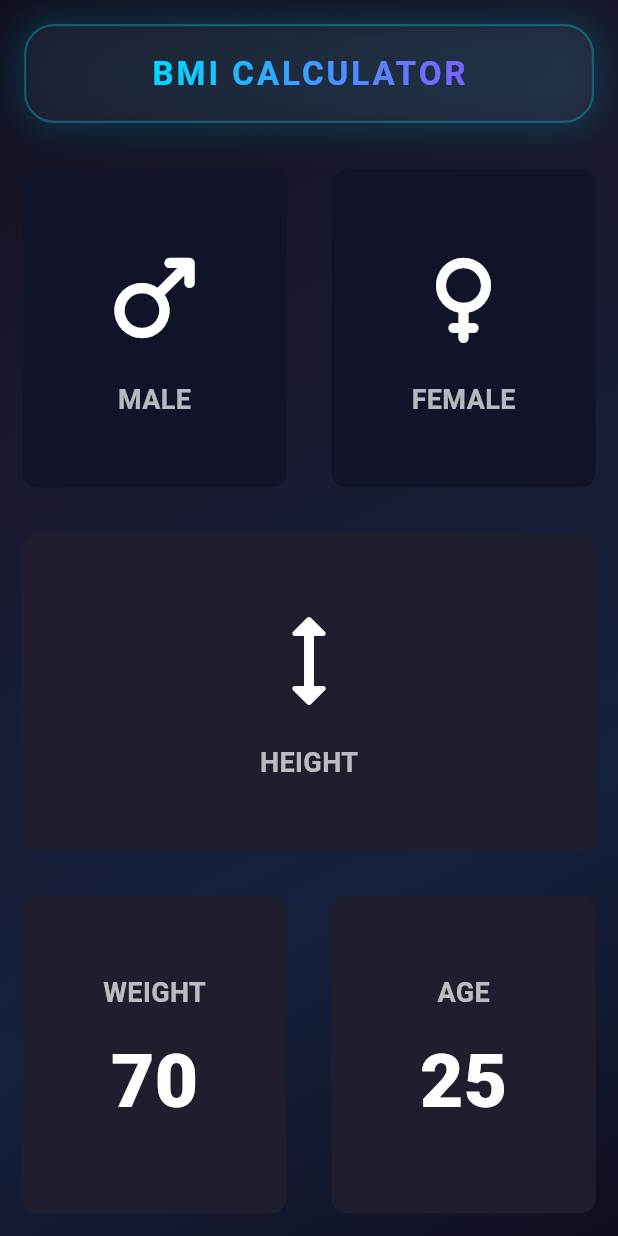
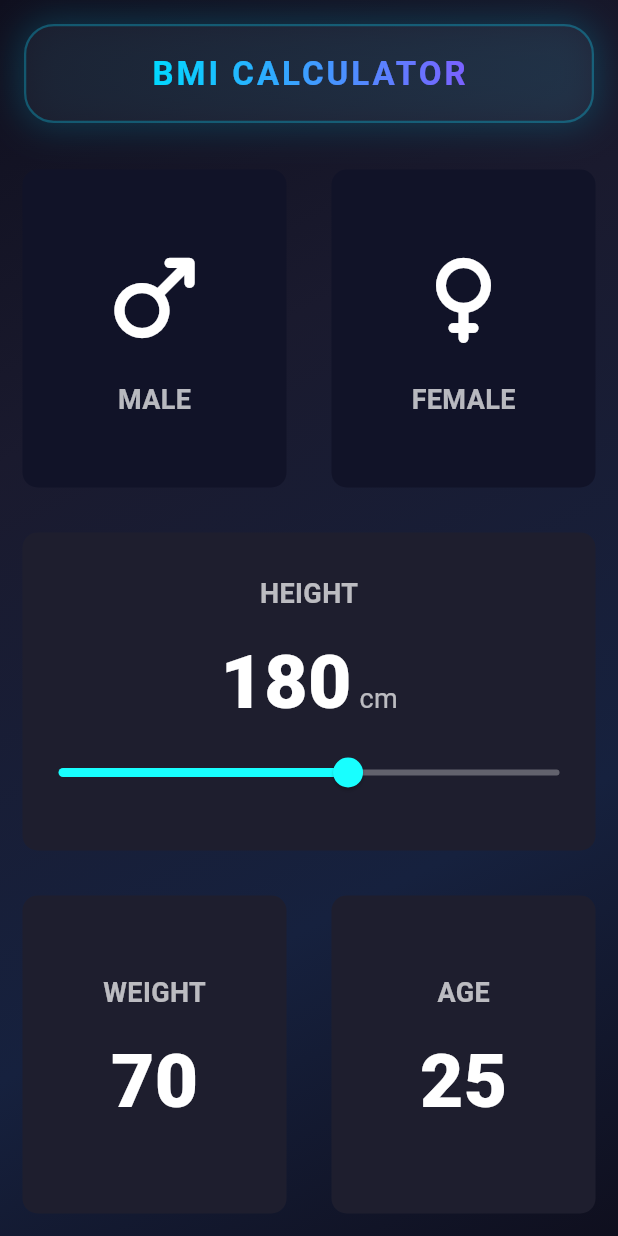
Before and after one commit to gulfamali16/App-Development-Portfolio, a Flutter app: the screen it shows after launch, on a phone screen of 412 x 824 dp. Run offline on Flutter 3.47's test engine with Material 3 defaults, Android fonts, the light colour scheme and no system bars; our stand-ins replace device_info_plus, flutter_local_notifications, image_picker, pdf, permission_handler, printing and 4 more; missing offline and left inert: workmanager; accounts and stored records are empty.

Commit message:
BMI Calculator Slider in App Part 11

```diff
--- a/bmi/lib/main.dart
+++ b/bmi/lib/main.dart
@@ -143,6 +143,7 @@ class InputPage extends StatefulWidget {
 class _InputPageState extends State<InputPage> {
   // Gender selection using enum
   Gender? selectedGender;
+  int height = 180;
 
   @override
   Widget build(BuildContext context) {
@@ -268,16 +269,62 @@ class _InputPageState extends State<InputPage> {
                         colors: kActiveCardColor,
                         cardWidget: Column(
                           mainAxisAlignment: MainAxisAlignment.center,
-                          crossAxisAlignment: CrossAxisAlignment.stretch,
                           children: [
-                            IconCard(
-                              icon: Icons.height_rounded,
-                              label: 'HEIGHT',
+                            // Title
+                            Text(
+                              'HEIGHT',
+                              style: TextStyle(
+                                fontSize: 18,
+                                fontWeight: FontWeight.bold,
+                                color: Colors.white70,
+                              ),
+                            ),
+
+                            const SizedBox(height: 10),
+
+                            // Value + cm
+                            Row(
+                              mainAxisAlignment: MainAxisAlignment.center,
+                              crossAxisAlignment: CrossAxisAlignment.baseline,
+                              textBaseline: TextBaseline.alphabetic,
+                              children: [
+                                Text(
+                                  height.toString(),
+                                  style: TextStyle(
+                                    fontSize: 50,
+                                    fontWeight: FontWeight.w900,
+                                    color: Colors.white,
+                                  ),
+                                ),
+                                const SizedBox(width: 5),
+                                Text(
+                                  'cm',
+                                  style: TextStyle(
+                                    fontSize: 18,
+                                    color: Colors.white70,
+                                  ),
+                                ),
+                              ],
+                            ),
+
+                            // Slider
+                            Slider(
+                              value: height.toDouble(),
+                              min: 54,
+                              max: 272,
+                              activeColor: Colors.cyanAccent,
+                              inactiveColor: Colors.white30,
+                              onChanged: (value) {
+                                setState(() {
+                                  height = value.toInt();
+                                });
+                              },
                             ),
                           ],
                         ),
                       ),
                     ),
+
 
                     // Bottom Row - Weight & Age
                     Expanded(
```
